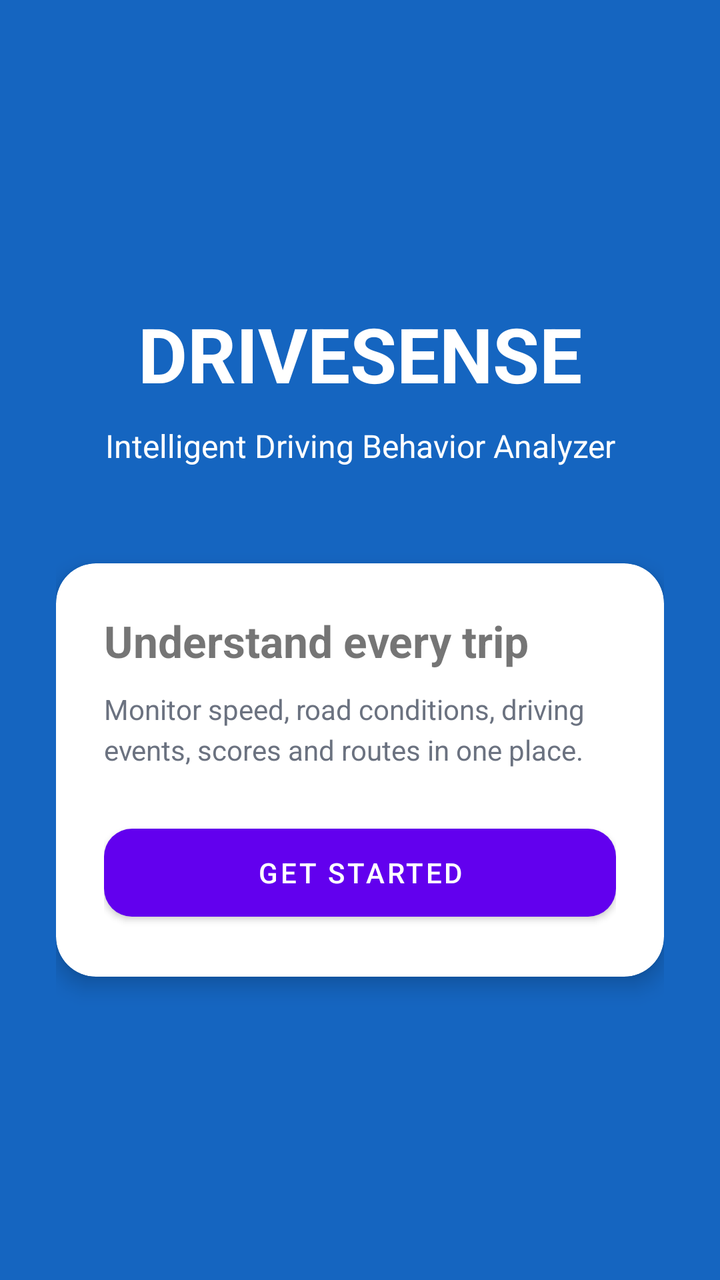
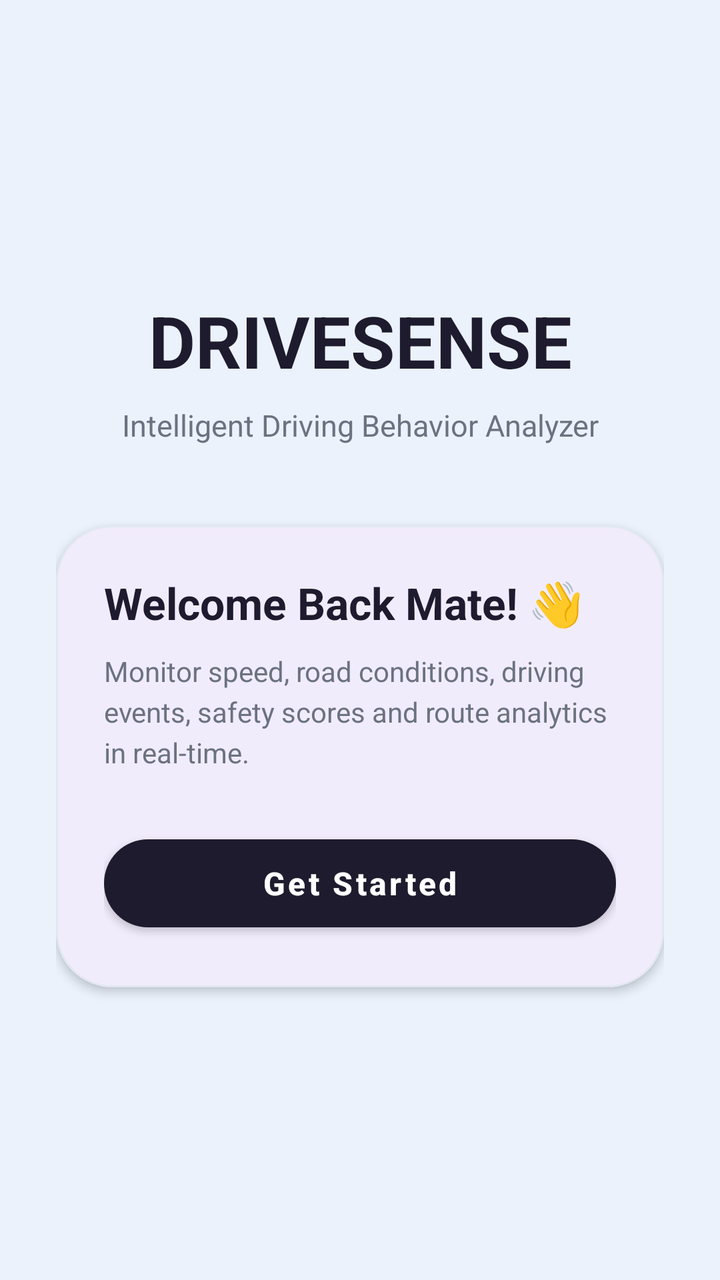

Two renders of the same Android screen: before a commit and after it. Below are the layout's source before the change and the commit's diff.
<!-- AndroidManifest.xml: activity theme SplashTheme -->
<!-- res/layout/activity_landing.xml -->
<?xml version="1.0" encoding="utf-8"?>
<LinearLayout xmlns:android="http://schemas.android.com/apk/res/android"
    xmlns:app="http://schemas.android.com/apk/res-auto"
    android:layout_width="match_parent" android:layout_height="match_parent"
    android:orientation="vertical" android:gravity="center"
    android:background="@color/colorPrimary" android:padding="28dp">
    <TextView android:layout_width="match_parent" android:layout_height="wrap_content"
        android:text="DRIVESENSE" android:textColor="@color/colorTextOnPrimary"
        android:textSize="38sp" android:textStyle="bold" android:gravity="center"/>
    <TextView android:layout_width="match_parent" android:layout_height="wrap_content"
        android:layout_marginTop="10dp" android:gravity="center"
        android:text="Intelligent Driving Behavior Analyzer"
        android:textColor="@color/colorTextOnPrimary" android:textSize="16sp"/>
    <com.google.android.material.card.MaterialCardView
        android:layout_width="match_parent" android:layout_height="wrap_content"
        android:layout_marginTop="48dp" app:cardCornerRadius="20dp" app:cardElevation="6dp">
        <LinearLayout android:layout_width="match_parent" android:layout_height="wrap_content"
            android:orientation="vertical" android:padding="24dp">
            <TextView android:layout_width="match_parent" android:layout_height="wrap_content"
                android:text="Understand every trip" android:textSize="22sp" android:textStyle="bold"/>
            <TextView android:layout_width="match_parent" android:layout_height="wrap_content"
                android:layout_marginTop="10dp" android:text="Monitor speed, road conditions, driving events, scores and routes in one place."
                android:textColor="@color/colorTextSecondary" android:lineSpacingExtra="4dp"/>
            <com.google.android.material.button.MaterialButton
                android:id="@+id/btn_get_started" android:layout_width="match_parent"
                android:layout_height="56dp" android:layout_marginTop="24dp"
                android:text="Get Started" app:cornerRadius="14dp"/>
        </LinearLayout>
    </com.google.android.material.card.MaterialCardView>
</LinearLayout>
<!-- resources referenced by this layout -->
<resources>
  <color name="colorPrimary">#1565C0</color>
  <color name="colorTextOnPrimary">#FFFFFF</color>
  <color name="colorTextSecondary">#6B7280</color>
  <style name="SplashTheme" parent="Theme.MaterialComponents.Light.NoActionBar">
          <item name="android:windowBackground">@color/colorPrimary</item>
          <item name="android:statusBarColor">@color/colorPrimary</item>
          <item name="android:windowFullscreen">true</item>
      </style>
</resources>

<!-- the commit's change to res/layout/activity_landing.xml (unified diff, before → after) -->
@@ -1,30 +1,80 @@
 <?xml version="1.0" encoding="utf-8"?>
 <LinearLayout xmlns:android="http://schemas.android.com/apk/res/android"
     xmlns:app="http://schemas.android.com/apk/res-auto"
-    android:layout_width="match_parent" android:layout_height="match_parent"
-    android:orientation="vertical" android:gravity="center"
-    android:background="@color/colorPrimary" android:padding="28dp">
-    <TextView android:layout_width="match_parent" android:layout_height="wrap_content"
-        android:text="DRIVESENSE" android:textColor="@color/colorTextOnPrimary"
-        android:textSize="38sp" android:textStyle="bold" android:gravity="center"/>
-    <TextView android:layout_width="match_parent" android:layout_height="wrap_content"
-        android:layout_marginTop="10dp" android:gravity="center"
+    android:layout_width="match_parent"
+    android:layout_height="match_parent"
+    android:background="@color/colorBackground"
+    android:gravity="center"
+    android:orientation="vertical"
+    android:padding="28dp">
+
+    
+    <TextView
+        android:layout_width="match_parent"
+        android:layout_height="wrap_content"
+        android:gravity="center"
+        android:text="DRIVESENSE"
+        android:textColor="@color/colorTextPrimary"
+        android:textSize="36sp"
+        android:textStyle="bold" />
+
+    <TextView
+        android:layout_width="match_parent"
+        android:layout_height="wrap_content"
+        android:layout_marginTop="8dp"
+        android:gravity="center"
         android:text="Intelligent Driving Behavior Analyzer"
-        android:textColor="@color/colorTextOnPrimary" android:textSize="16sp"/>
+        android:textColor="@color/colorTextSecondary"
+        android:textSize="15sp" />
+
+    
     <com.google.android.material.card.MaterialCardView
-        android:layout_width="match_parent" android:layout_height="wrap_content"
-        android:layout_marginTop="48dp" app:cardCornerRadius="20dp" app:cardElevation="6dp">
-        <LinearLayout android:layout_width="match_parent" android:layout_height="wrap_content"
-            android:orientation="vertical" android:padding="24dp">
-            <TextView android:layout_width="match_parent" android:layout_height="wrap_content"
-                android:text="Understand every trip" android:textSize="22sp" android:textStyle="bold"/>
-            <TextView android:layout_width="match_parent" android:layout_height="wrap_content"
-                android:layout_marginTop="10dp" android:text="Monitor speed, road conditions, driving events, scores and routes in one place."
-                android:textColor="@color/colorTextSecondary" android:lineSpacingExtra="4dp"/>
+        android:layout_width="match_parent"
+        android:layout_height="wrap_content"
+        android:layout_marginTop="40dp"
+        app:cardBackgroundColor="@color/colorCardLavender"
+        app:cardCornerRadius="28dp"
+        app:cardElevation="3dp"
+        app:strokeColor="#E2E8F0"
+        app:strokeWidth="1dp">
+
+        <LinearLayout
+            android:layout_width="match_parent"
+            android:layout_height="wrap_content"
+            android:orientation="vertical"
+            android:padding="24dp">
+
+            <TextView
+                android:layout_width="match_parent"
+                android:layout_height="wrap_content"
+                android:text="Welcome Back Mate! 👋"
+                android:textColor="@color/colorTextPrimary"
+                android:textSize="22sp"
+                android:textStyle="bold" />
+
+            <TextView
+                android:layout_width="match_parent"
+                android:layout_height="wrap_content"
+                android:layout_marginTop="10dp"
+                android:lineSpacingExtra="4dp"
+                android:text="Monitor speed, road conditions, driving events, safety scores and route analytics in real-time."
+                android:textColor="@color/colorTextSecondary"
+                android:textSize="14sp" />
+
             <com.google.android.material.button.MaterialButton
-                android:id="@+id/btn_get_started" android:layout_width="match_parent"
-                android:layout_height="56dp" android:layout_marginTop="24dp"
-                android:text="Get Started" app:cornerRadius="14dp"/>
+                android:id="@+id/btn_get_started"
+                android:layout_width="match_parent"
+                android:layout_height="56dp"
+                android:layout_marginTop="28dp"
+                android:text="Get Started"
+                android:textAllCaps="false"
+                android:textColor="#FFFFFF"
+                android:textSize="16sp"
+                android:textStyle="bold"
+                app:backgroundTint="@color/colorDarkButton"
+                app:cornerRadius="28dp"
+                app:elevation="4dp" />
         </LinearLayout>
     </com.google.android.material.card.MaterialCardView>
+
 </LinearLayout>
<!-- resource entries referenced after the edit -->
@@ -1,12 +1,14 @@
 <!-- resources referenced by this layout -->
 <resources>
-  <color name="colorPrimary">#1565C0</color>
-  <color name="colorTextOnPrimary">#FFFFFF</color>
+  <color name="colorBackground">#EBF2FC</color>
+  <color name="colorCardLavender">#F1ECFC</color>
+  <color name="colorDarkButton">#1E1B2E</color>
+  <color name="colorTextPrimary">#1E1B2E</color>
   <color name="colorTextSecondary">#6B7280</color>
   <style name="SplashTheme" parent="Theme.MaterialComponents.Light.NoActionBar">
-          <item name="android:windowBackground">@color/colorPrimary</item>
-          <item name="android:statusBarColor">@color/colorPrimary</item>
-          <item name="android:windowFullscreen">true</item>
+          <item name="android:windowBackground">@color/colorBackground</item>
+          <item name="android:statusBarColor">@color/colorBackground</item>
+          <item name="android:windowLightStatusBar">true</item>
       </style>
 </resources>
 
